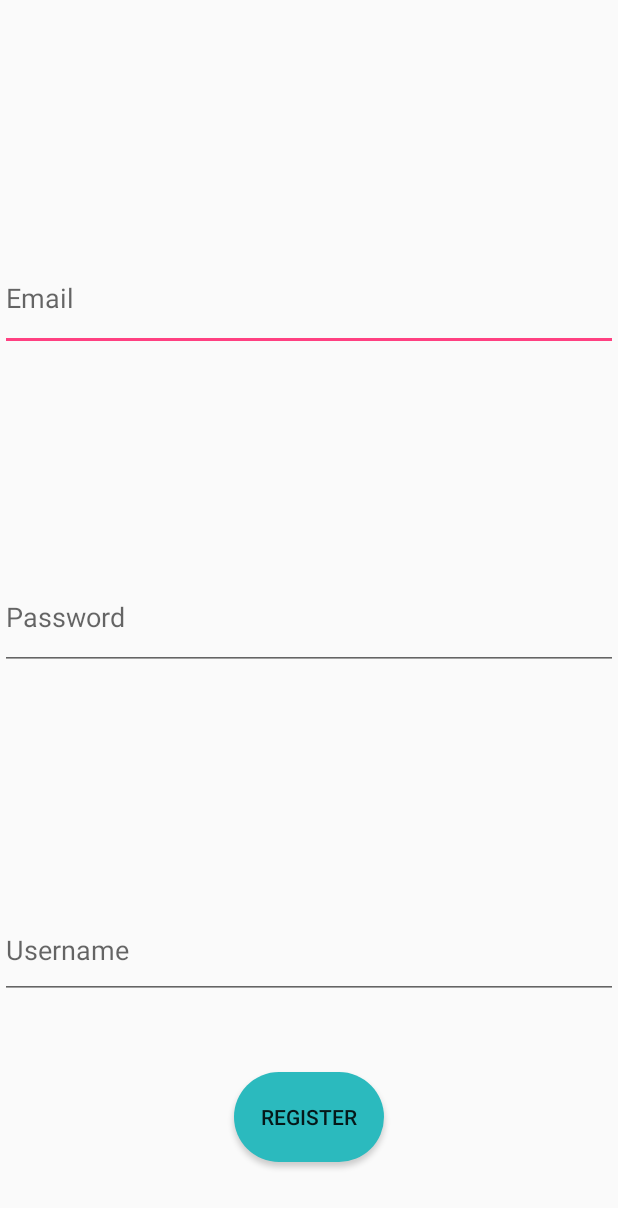
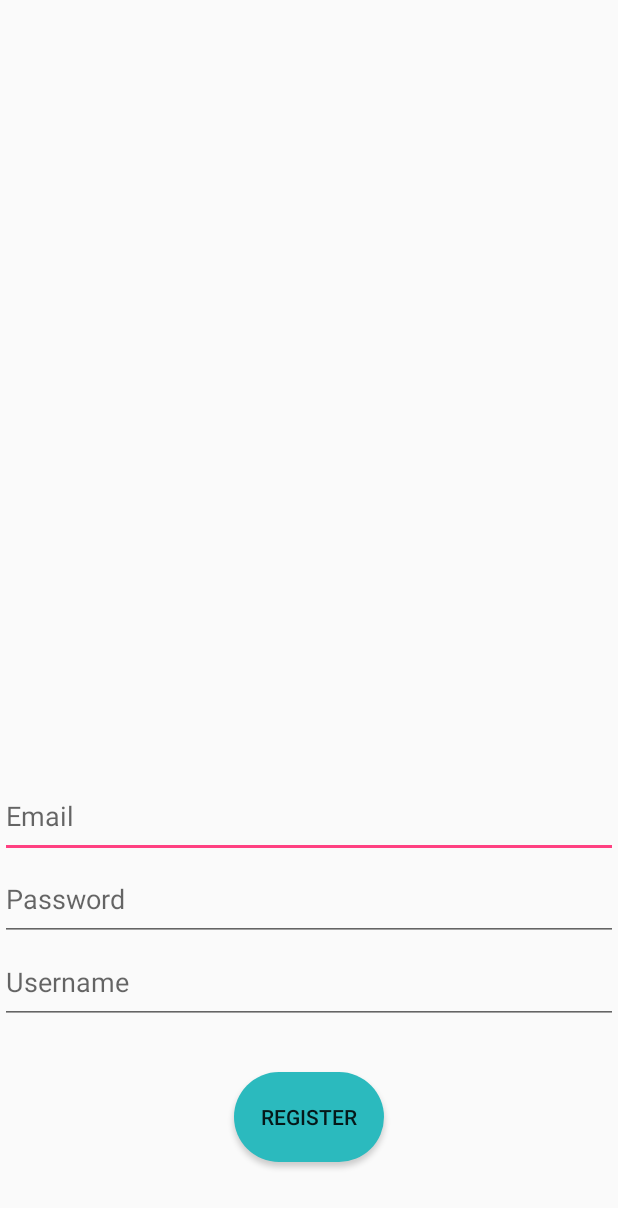
Before and after one commit to GVZ7/MYProject, an Android app: the signup screen opened directly, with no data from a screen before it, after a tap on "REGISTER", on a phone screen of 412 x 824 dp. Shown: the top 1208 px of the screen. Run offline under Robolectric (Android 15) with nearby library versions, the phone set to English and light mode, and no system bars; our stand-ins replace Firebase (no records; nobody signed in at launch, a user with empty details on screens opened directly); libraries missing offline, so code that uses them is left out: com.facebook, com.facebook.drawee; plain views replace SimpleDraweeView; 2 statements that could not run were skipped.

Commit message:
nov signup

```diff
--- a/app/src/main/java/kh/edu/rupp/ckcc/myproject/signup.java
+++ b/app/src/main/java/kh/edu/rupp/ckcc/myproject/signup.java
@@ -11,13 +11,17 @@ import android.widget.EditText;
 import android.widget.Toast;
 
 import com.facebook.drawee.backends.pipeline.Fresco;
+import com.facebook.drawee.view.SimpleDraweeView;
 import com.google.android.gms.tasks.OnCompleteListener;
+import com.google.android.gms.tasks.OnSuccessListener;
 import com.google.android.gms.tasks.Task;
 import com.google.firebase.auth.AuthResult;
 import com.google.firebase.auth.FirebaseAuth;
 import com.google.firebase.auth.FirebaseUser;
 import com.google.firebase.database.DatabaseReference;
 import com.google.firebase.database.FirebaseDatabase;
+import com.google.firebase.firestore.DocumentReference;
+import com.google.firebase.firestore.FirebaseFirestore;
 
 import java.util.HashMap;
 import java.util.Map;
@@ -25,9 +29,11 @@ import java.util.Map;
 public class signup extends AppCompatActivity implements OnCompleteListener<AuthResult>
 {
     private FirebaseAuth firebaseAuth = FirebaseAuth.getInstance();
+    private FirebaseFirestore db=FirebaseFirestore.getInstance();
     private EditText email;
     private EditText password;
     private EditText usename;
+    private SimpleDraweeView imgprofile;
 
    private Button button1;
 
@@ -35,11 +41,13 @@ public class signup extends AppCompatActivity implements OnCompleteListener<Auth
     @Override
     protected void onCreate(@Nullable Bundle savedInstanceState) {
         super.onCreate(savedInstanceState);
+        Fresco.initialize(this);
         setContentView(R.layout.activity_signup);
 
         email=findViewById(R.id.signup_email);
         password=findViewById(R.id.signup_password);
         usename=findViewById(R.id.signup_user);
+        imgprofile=findViewById(R.id.pic_registration);
 
         button1= findViewById(R.id.btn_summit);
         button1.setOnClickListener(new View.OnClickListener() {
@@ -62,13 +70,35 @@ public class signup extends AppCompatActivity implements OnCompleteListener<Auth
             // Sign in success, update UI with the signed-in user's information
             //FirebaseUser user = firebaseAuth.getCurrentUser();
 
+            String e=email.getText().toString();
+            String u=usename.getText().toString();
+//
+            Map<String,String>usermap = new HashMap<>();
+            usermap.put("Username",u);
+            usermap.put("Email",e);
 
-            Intent intent = new Intent(signup.this,MainActivity.class);
-            startActivity(intent);
-            finish();
+            db.collection("Profile").document(task.getResult().getUser().getUid()).set(usermap).addOnCompleteListener(new OnCompleteListener<Void>() {
+                @Override
+                public void onComplete(@NonNull Task<Void> task) {
+                    Intent intent = new Intent(signup.this,MainActivity.class);
+                    startActivity(intent);
+                    finish();
+                }
+            });
+
+//            db.collection("Profile").add(usermap).addOnSuccessListener(new OnSuccessListener<DocumentReference>() {
+//                @Override
+//                public void onSuccess(DocumentReference documentReference) {
+//                    Intent intent = new Intent(signup.this,MainActivity.class);
+//                    startActivity(intent);
+//                    finish();
+//                }
+//            });
+
+
         } else {
             // If sign in fails, display a message to the user.
-            Toast.makeText(this, "Login with Firebase error.", Toast.LENGTH_LONG).show();
+            Toast.makeText(this, "signup with Firebase error.", Toast.LENGTH_LONG).show();
         }
     }
 }
--- a/app/src/main/res/layout/activity_signup.xml
+++ b/app/src/main/res/layout/activity_signup.xml
@@ -7,19 +7,18 @@
     <EditText
         android:id="@+id/signup_email"
         android:layout_width="match_parent"
-        android:layout_height="70dp"
+        android:layout_height="55dp"
+        android:layout_above="@+id/signup_password"
         android:layout_alignParentStart="true"
-        android:layout_alignParentTop="true"
-        android:layout_marginTop="164dp"
         android:hint="Email"
         android:layout_alignParentLeft="true" />
 
     <EditText
         android:id="@+id/signup_password"
         android:layout_width="match_parent"
-        android:layout_height="70dp"
+        android:layout_height="55dp"
+        android:layout_above="@+id/signup_user"
         android:layout_alignParentStart="true"
-        android:layout_centerVertical="true"
         android:hint="Password"
         android:layout_alignParentLeft="true" />
 
@@ -27,10 +26,10 @@
     <EditText
         android:id="@+id/signup_user"
         android:layout_width="match_parent"
-        android:layout_height="65dp"
+        android:layout_height="55dp"
         android:layout_alignParentBottom="true"
         android:layout_alignParentStart="true"
-        android:layout_marginBottom="158dp"
+        android:layout_marginBottom="141dp"
         android:hint="Username"
         android:layout_alignParentLeft="true" />
 
```
